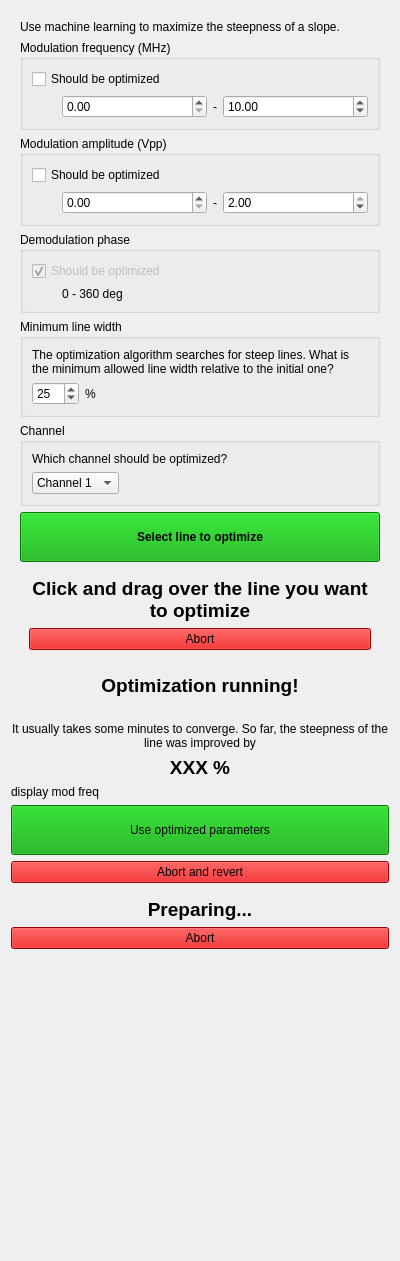
This is linien/client/ui/optimization_panel.ui in linien-org/linien as Qt 5 draws it before an edit. The edited form follows.
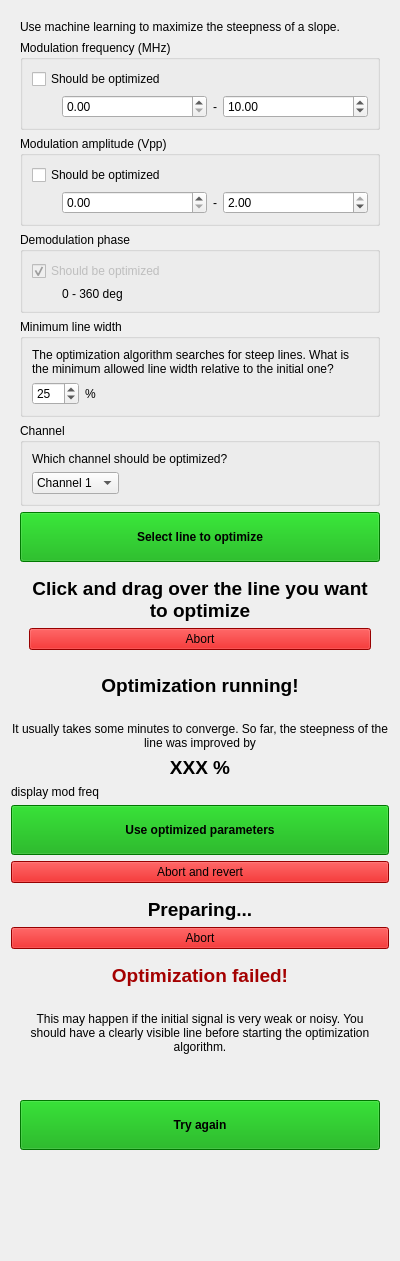
This is the edited form.

Commit message: better error handling for optimization and autolock

What changed in the file:
```diff
--- a/linien/client/ui/optimization_panel.ui
+++ b/linien/client/ui/optimization_panel.ui
@@ -418,6 +418,12 @@
           <height>50</height>
          </size>
         </property>
+        <property name="font">
+         <font>
+          <weight>75</weight>
+          <bold>true</bold>
+         </font>
+        </property>
         <property name="styleSheet">
          <string notr="true">background-color: #00a400;</string>
         </property>
@@ -474,6 +480,66 @@
      </layout>
     </widget>
    </item>
+   <item>
+    <widget class="QWidget" name="optimization_failed" native="true">
+     <layout class="QVBoxLayout" name="verticalLayout_3">
+      <item>
+       <widget class="QLabel" name="label_15">
+        <property name="text">
+         <string>&lt;html&gt;&lt;head/&gt;&lt;body&gt;&lt;p&gt;&lt;span style=&quot; font-size:14pt; font-weight:600; color:#a40000;&quot;&gt;Optimization failed!&lt;/span&gt;&lt;br/&gt;&lt;/p&gt;&lt;p&gt;This may happen if the initial signal is very weak or noisy. You should have a clearly visible line before starting the optimization algorithm.&lt;/p&gt;&lt;/body&gt;&lt;/html&gt;</string>
+        </property>
+        <property name="textFormat">
+         <enum>Qt::RichText</enum>
+        </property>
+        <property name="alignment">
+         <set>Qt::AlignCenter</set>
+        </property>
+        <property name="wordWrap">
+         <bool>true</bool>
+        </property>
+       </widget>
+      </item>
+      <item>
+       <spacer name="verticalSpacer">
+        <property name="orientation">
+         <enum>Qt::Vertical</enum>
+        </property>
+        <property name="sizeType">
+         <enum>QSizePolicy::Fixed</enum>
+        </property>
+        <property name="sizeHint" stdset="0">
+         <size>
+          <width>20</width>
+          <height>40</height>
+         </size>
+        </property>
+       </spacer>
+      </item>
+      <item>
+       <widget class="QPushButton" name="optimization_reset_failed_state">
+        <property name="minimumSize">
+         <size>
+          <width>0</width>
+          <height>50</height>
+         </size>
+        </property>
+        <property name="font">
+         <font>
+          <weight>75</weight>
+          <bold>true</bold>
+         </font>
+        </property>
+        <property name="styleSheet">
+         <string notr="true">background-color: #00a400;</string>
+        </property>
+        <property name="text">
+         <string>Try again</string>
+        </property>
+       </widget>
+      </item>
+     </layout>
+    </widget>
+   </item>
    <item>
     <spacer name="verticalSpacer_4">
      <property name="orientation">
```
The commit also changes 7 other files.
